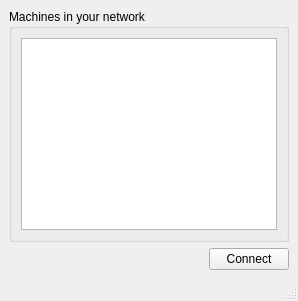
Before: the Qt Designer form MainWindow.ui in jambamamba/ScreenController, drawn with Qt 5.
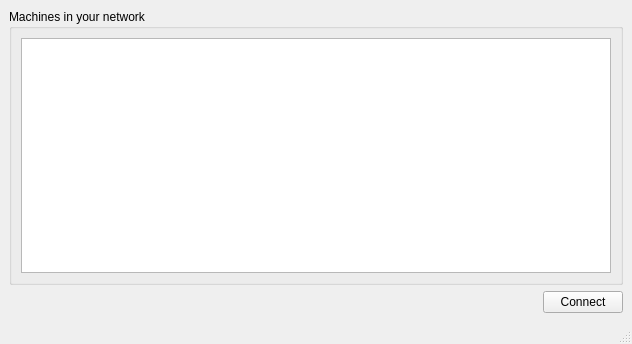
After: the same form once the commit is applied. Icons and pictures are not drawn.

What changed in the file:
```diff
--- a/MainWindow.ui
+++ b/MainWindow.ui
@@ -2,6 +2,14 @@
 <ui version="4.0">
  <class>MainWindow</class>
  <widget class="QMainWindow" name="MainWindow">
+  <property name="geometry">
+   <rect>
+    <x>0</x>
+    <y>0</y>
+    <width>632</width>
+    <height>344</height>
+   </rect>
+  </property>
   <property name="windowTitle">
    <string>MainWindow</string>
   </property>
```
Left out of the diff: 2 changed lines with no effect on the pictures.
